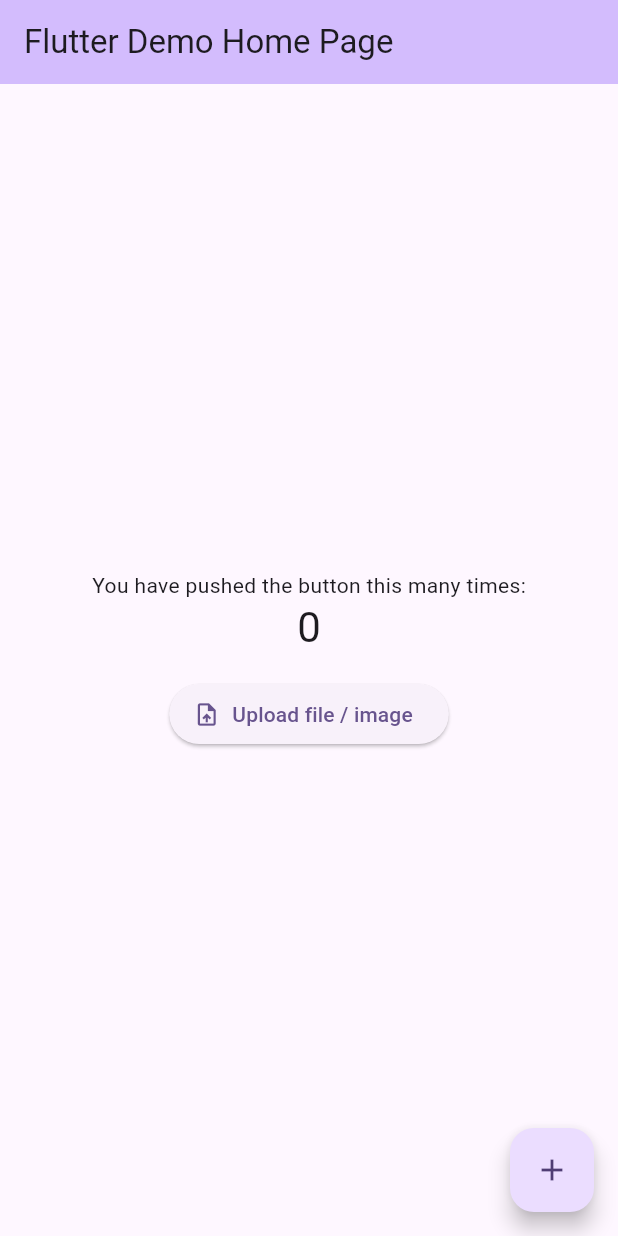
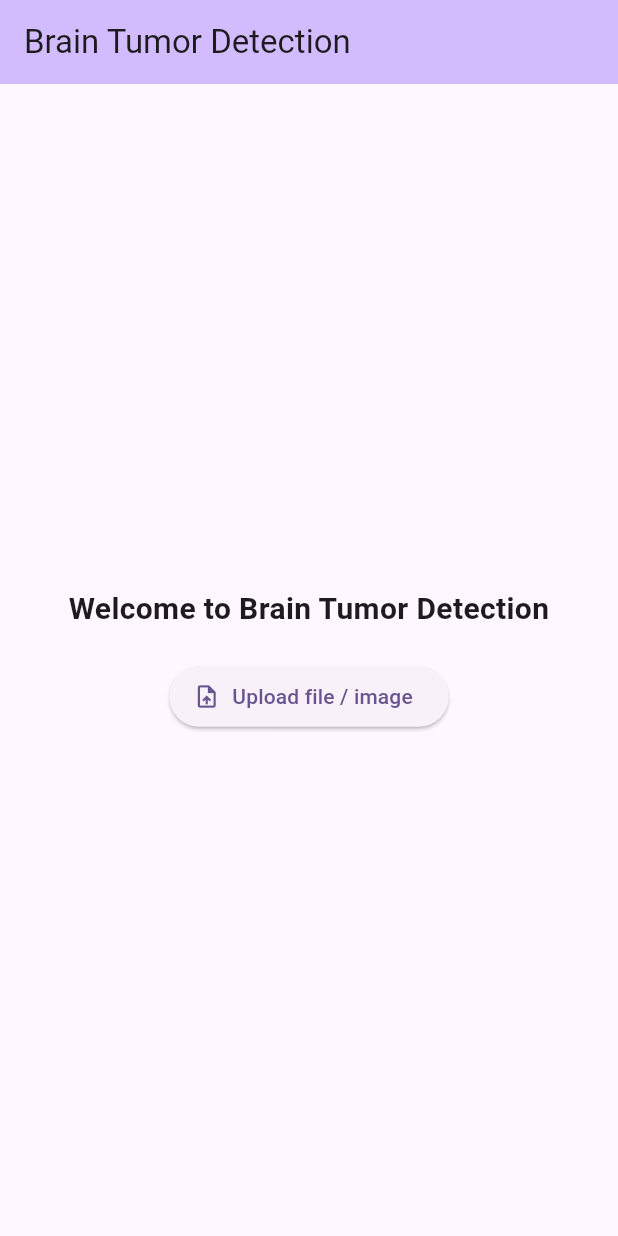
Before and after one commit to MohamedKhaledEssa/Brain-Tumor, a Flutter app: the screen it shows after launch, on a phone screen of 412 x 824 dp. Run offline on Flutter 3.47's test engine with Material 3 defaults, Android fonts, the light colour scheme and no system bars; missing offline and left inert: file_selector.

Commit message:
chore(mobile): rename project to Brain Tumor Detection and remove demo counter

```diff
--- a/mobile/lib/main.dart
+++ b/mobile/lib/main.dart
@@ -15,7 +15,7 @@ class MyApp extends StatelessWidget {
   @override
   Widget build(BuildContext context) {
     return MaterialApp(
-      title: 'Flutter Demo',
+      title: 'Brain Tumor Detection',
       theme: ThemeData(
         // This is the theme of your application.
         //
@@ -34,7 +34,7 @@ class MyApp extends StatelessWidget {
         // tested with just a hot reload.
         colorScheme: ColorScheme.fromSeed(seedColor: Colors.deepPurple),
       ),
-      home: const MyHomePage(title: 'Flutter Demo Home Page'),
+      home: const MyHomePage(title: 'Brain Tumor Detection'),
     );
   }
 }
@@ -58,19 +58,6 @@ class MyHomePage extends StatefulWidget {
 }
 
 class _MyHomePageState extends State<MyHomePage> {
-  int _counter = 0;
-
-  void _incrementCounter() {
-    setState(() {
-      // This call to setState tells the Flutter framework that something has
-      // changed in this State, which causes it to rerun the build method below
-      // so that the display can reflect the updated values. If we changed
-      // _counter without calling setState(), then the build method would not be
-      // called again, and so nothing would appear to happen.
-      _counter++;
-    });
-  }
-
   @override
   Widget build(BuildContext context) {
     // This method is rerun every time setState is called, for instance as done
@@ -108,12 +95,12 @@ class _MyHomePageState extends State<MyHomePage> {
           // wireframe for each widget.
           mainAxisAlignment: MainAxisAlignment.center,
           children: [
-            const Text('You have pushed the button this many times:'),
-            Text(
-              '$_counter',
-              style: Theme.of(context).textTheme.headlineMedium,
+            const Text(
+              'Welcome to Brain Tumor Detection',
+              style: TextStyle(fontSize: 20, fontWeight: FontWeight.w600),
+              textAlign: TextAlign.center,
             ),
-            const SizedBox(height: 16),
+            const SizedBox(height: 20),
             ElevatedButton.icon(
               onPressed: () => Navigator.of(context).push(
                 MaterialPageRoute(builder: (_) => const UploadPage()),
@@ -124,11 +111,7 @@ class _MyHomePageState extends State<MyHomePage> {
           ],
         ),
       ),
-      floatingActionButton: FloatingActionButton(
-        onPressed: _incrementCounter,
-        tooltip: 'Increment',
-        child: const Icon(Icons.add),
-      ),
+      // no floating action button; simplified home screen
     );
   }
 }
--- a/mobile/pubspec.yaml
+++ b/mobile/pubspec.yaml
@@ -1,5 +1,5 @@
-name: mobile
-description: "A new Flutter project."
+name: brain_tumor_detection
+description: "Brain Tumor Detection Flutter app"
 # The following line prevents the package from being accidentally published to
 # pub.dev using `flutter pub publish`. This is preferred for private packages.
 publish_to: 'none' # Remove this line if you wish to publish to pub.dev
```
